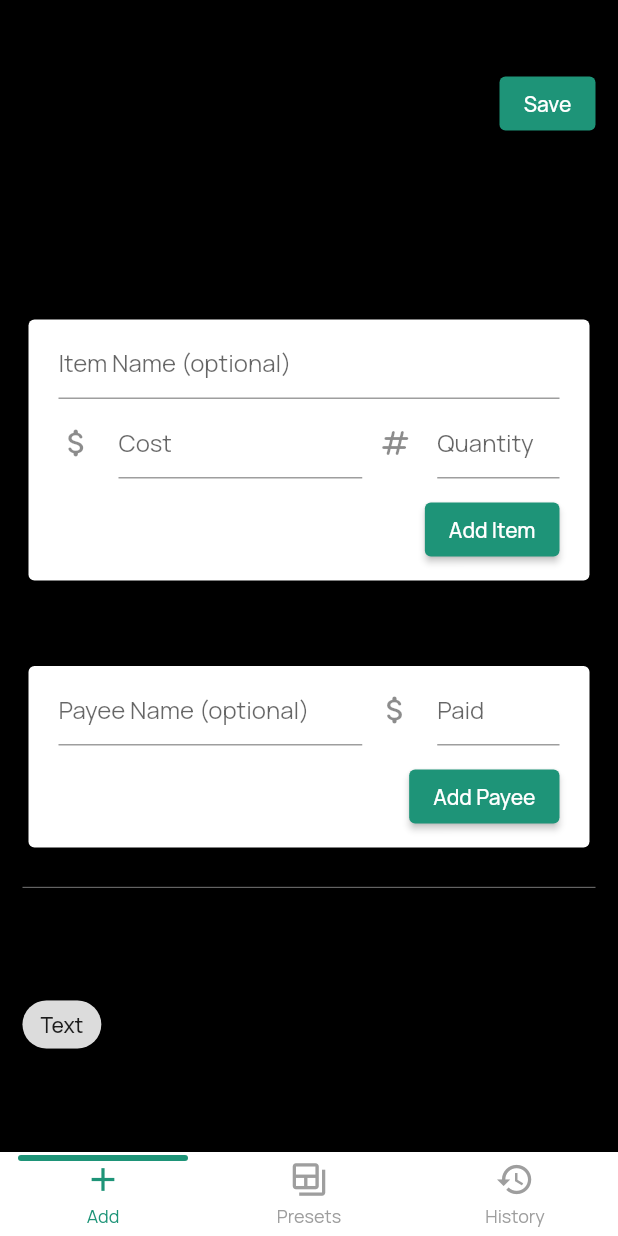
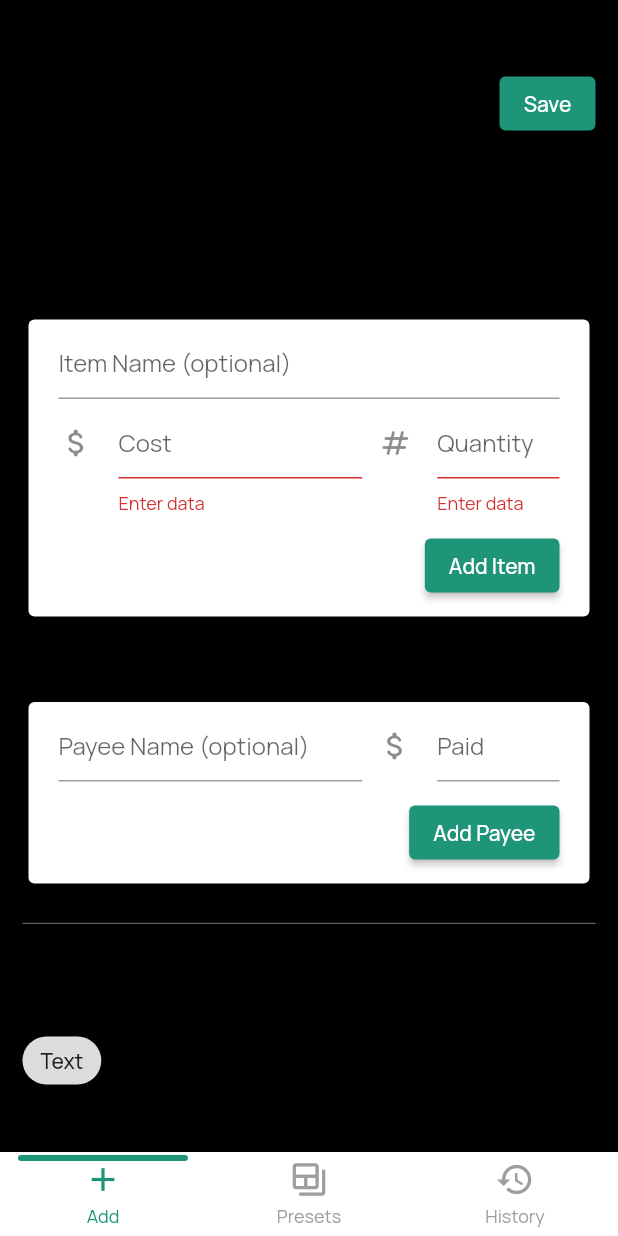
Before and after one commit to danielyuenhx/splitly, a Flutter app: the screen it shows after launch, after a tap on "Add Item", on a phone screen of 412 x 824 dp. Run offline on Flutter 3.47's test engine with Material 2 defaults, Android fonts, the light colour scheme and no system bars; drawn by our look-alikes of persistent_bottom_nav_bar; our stand-ins replace flutter_slidable, google_fonts.

Commit message:
allow forms to add data

```diff
--- a/lib/ui/home.dart
+++ b/lib/ui/home.dart
@@ -1,6 +1,8 @@
 import 'package:flutter/material.dart';
 import 'package:flutter/services.dart';
+
 import "package:intl/intl.dart";
+import 'package:flutter_slidable/flutter_slidable.dart';
 
 class HomeScreen extends StatefulWidget {
   const HomeScreen({Key? key}) : super(key: key);
@@ -10,19 +12,22 @@ class HomeScreen extends StatefulWidget {
 }
 
 class _HomeScreenState extends State<HomeScreen> {
+  final _itemFormKey = GlobalKey<FormState>();
+  final _payeeFormKey = GlobalKey<FormState>();
+
   TextEditingController titleController = TextEditingController();
+  TextEditingController itemNameController = TextEditingController();
   TextEditingController costController = TextEditingController();
+  TextEditingController quantityController = TextEditingController();
   TextEditingController paidController = TextEditingController();
 
   var items = [];
   var payees = [];
 
   void formatCurrencyHandler(value, controller) {
-    bool isFirst = true;
     String newValue = value.replaceAll(',', '').replaceAll('.', '');
     if (value.isEmpty || newValue == '00') {
       controller.clear();
-      isFirst = true;
       return;
     }
     double value1 = double.parse(newValue);
@@ -32,6 +37,37 @@ class _HomeScreenState extends State<HomeScreen> {
       text: value,
       selection: TextSelection.collapsed(offset: value.length),
     );
+  }
+
+  TextFormField buildTextFormField(
+      controller, validate, icon, hintText, digitsOnly, currency) {
+    return TextFormField(
+        controller: controller,
+        validator: (value) {
+          if (validate) {
+            if (value == null || value.isEmpty) {
+              return 'Enter data';
+            }
+          }
+          return null;
+        },
+        decoration: InputDecoration(
+          icon: Icon(icon),
+          hintText: hintText,
+        ),
+        keyboardType: digitsOnly ? TextInputType.number : TextInputType.text,
+        inputFormatters: digitsOnly
+            ? [
+                FilteringTextInputFormatter.digitsOnly,
+              ]
+            : [],
+        onChanged: currency
+            ? (value) => formatCurrencyHandler(value, costController)
+            : (value) {});
+  }
+
+  Text buildItemList(name) {
+    return Text(name);
   }
 
   @override
@@ -56,7 +92,7 @@ class _HomeScreenState extends State<HomeScreen> {
                       letterSpacing: 1)),
             ],
           ),
-          ElevatedButton(onPressed: () {}, child: Text('Save'))
+          ElevatedButton(onPressed: () {}, child: const Text('Save'))
         ]),
       ),
       Expanded(
@@ -86,8 +122,11 @@ class _HomeScreenState extends State<HomeScreen> {
                       child: Padding(
                         padding: const EdgeInsets.only(
                             top: 5.0, left: 20.0, right: 20.0, bottom: 10.0),
+                        child: Form(
+                            key: _itemFormKey,
                             child: Column(children: [
                               TextField(
+                                controller: itemNameController,
                                 decoration: const InputDecoration(
                                   hintText: 'Item Name (optional)',
                                 ),
@@ -98,33 +137,25 @@ class _HomeScreenState extends State<HomeScreen> {
                               Row(children: [
                                 Expanded(
                                     flex: 5,
-                                child: TextField(
-                                    controller: costController,
-                                    decoration: const InputDecoration(
-                                      icon: Icon(Icons.attach_money_rounded),
-                                      hintText: 'Cost',
-                                    ),
-                                    keyboardType: TextInputType.number,
-                                    inputFormatters: [
-                                      FilteringTextInputFormatter.digitsOnly,
-                                    ],
-                                    onChanged: (value) => formatCurrencyHandler(
-                                        value, costController))),
+                                    child: buildTextFormField(
+                                        costController,
+                                        true,
+                                        Icons.attach_money_rounded,
+                                        'Cost',
+                                        true,
+                                        true)),
                                 const SizedBox(
                                   width: 10.0,
                                 ),
                                 Expanded(
                                     flex: 3,
-                                child: TextField(
-                                  decoration: const InputDecoration(
-                                    icon: Icon(Icons.numbers_rounded),
-                                    hintText: 'Quantity',
-                                  ),
-                                  keyboardType: TextInputType.number,
-                                  inputFormatters: [
-                                    FilteringTextInputFormatter.digitsOnly,
-                                  ],
-                                )),
+                                    child: buildTextFormField(
+                                        quantityController,
+                                        true,
+                                        Icons.numbers_rounded,
+                                        'Quantity',
+                                        true,
+                                        false)),
                               ]),
                               const SizedBox(
                                 height: 10.0,
@@ -132,8 +163,35 @@ class _HomeScreenState extends State<HomeScreen> {
                               Align(
                                   alignment: Alignment.centerRight,
                                   child: ElevatedButton(
-                                  onPressed: () {}, child: Text('Add Item')))
-                        ]),
+                                      onPressed: () {
+                                        if (_itemFormKey.currentState!
+                                            .validate()) {
+                                          setState(() {
+                                            items = [
+                                              ...items,
+                                              {
+                                                "name": itemNameController.text,
+                                                "cost": costController.text,
+                                                "quantity":
+                                                    quantityController.text
+                                              }
+                                            ];
+                                          });
+
+                                          print(items);
+
+                                          itemNameController.clear();
+                                          costController.clear();
+                                          quantityController.clear();
+                                          ScaffoldMessenger.of(context)
+                                              .showSnackBar(
+                                            const SnackBar(
+                                                content: Text('Item added!')),
+                                          );
+                                        }
+                                      },
+                                      child: const Text('Add Item')))
+                            ])),
                       )),
                   const SizedBox(
                     height: 20.0,
@@ -152,10 +210,10 @@ class _HomeScreenState extends State<HomeScreen> {
                             top: 5.0, left: 20.0, right: 20.0, bottom: 10.0),
                         child: Column(children: [
                           Row(children: [
-                            Expanded(
+                            const Expanded(
                                 flex: 5,
                                 child: TextField(
-                                  decoration: const InputDecoration(
+                                  decoration: InputDecoration(
                                     hintText: 'Payee Name (optional)',
                                   ),
                                 )),
@@ -184,7 +242,8 @@ class _HomeScreenState extends State<HomeScreen> {
                           Align(
                               alignment: Alignment.centerRight,
                               child: ElevatedButton(
-                                  onPressed: () {}, child: Text('Add Payee')))
+                                  onPressed: () {},
+                                  child: const Text('Add Payee')))
                         ]),
                       )),
                   const SizedBox(
@@ -202,6 +261,51 @@ class _HomeScreenState extends State<HomeScreen> {
                     'Split Details',
                     style: TextStyle(fontSize: 17.5),
                   ),
+                  Column(
+                    children: [
+                      for (var i = 0; i < items.length; i++)
+                        Slidable(
+                          // Specify a key if the Slidable is dismissible.
+                          key: ValueKey(i),
+                          endActionPane: ActionPane(
+                            motion: const BehindMotion(),
+                            dismissible: DismissiblePane(onDismissed: () {
+                              setState(() {
+                                items.removeAt(i);
+                              });
+                            }),
+                            // All actions are defined in the children parameter.
+                            children: [
+                              SlidableAction(
+                                autoClose: true,
+                                onPressed: (BuildContext context) {
+                                  Slidable.of(context)!.dismiss(
+                                      ResizeRequest(Duration(seconds: 1), () {
+                                    setState(() {
+                                      items.removeAt(i);
+                                    });
+                                  }));
+                                },
+                                backgroundColor: Color(0xFFFE4A49),
+                                foregroundColor: Colors.white,
+                                icon: Icons.delete,
+                                label: 'Delete',
+                              ),
+                            ],
+                            extentRatio: 0.3,
+                          ),
+
+                          child: ListTile(
+                            title: Text(items[i]['name']),
+                            subtitle: Text(
+                                "Cost: ${items[i]['cost']}, Quantity: ${items[i]['quantity']}"),
+                            trailing: Text((double.parse(items[i]['cost']) *
+                                    double.parse(items[i]['quantity']))
+                                .toString()),
+                          ),
+                        ),
+                    ],
+                  ),
                   SizedBox(
                     height: 90,
                     child: ListView(
--- a/pubspec.yaml
+++ b/pubspec.yaml
@@ -38,6 +38,7 @@ dependencies:
   persistent_bottom_nav_bar: ^5.0.2
   google_fonts: ^4.0.3
   intl: ^0.18.0
+  flutter_slidable: ^2.0.0
 
 dev_dependencies:
   flutter_test:
```
Lines whose indentation alone changed are shown as unchanged.
